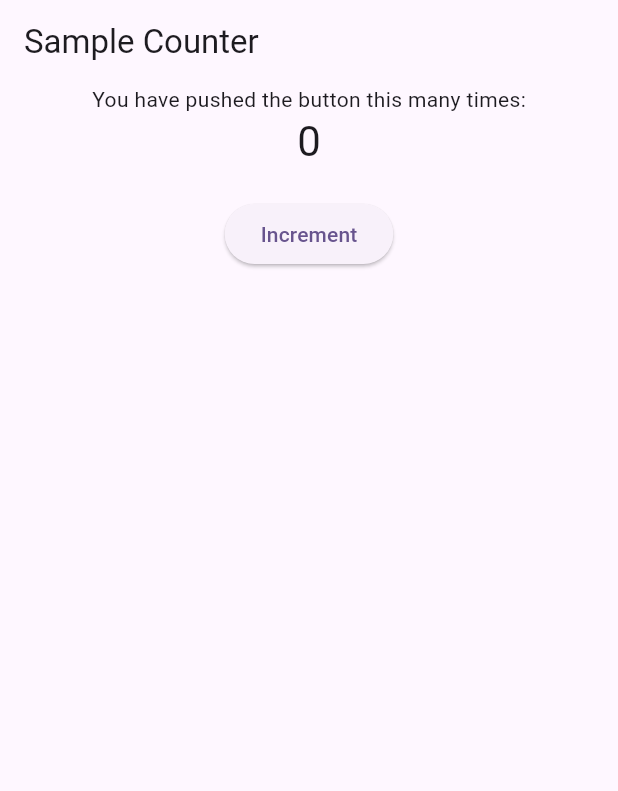
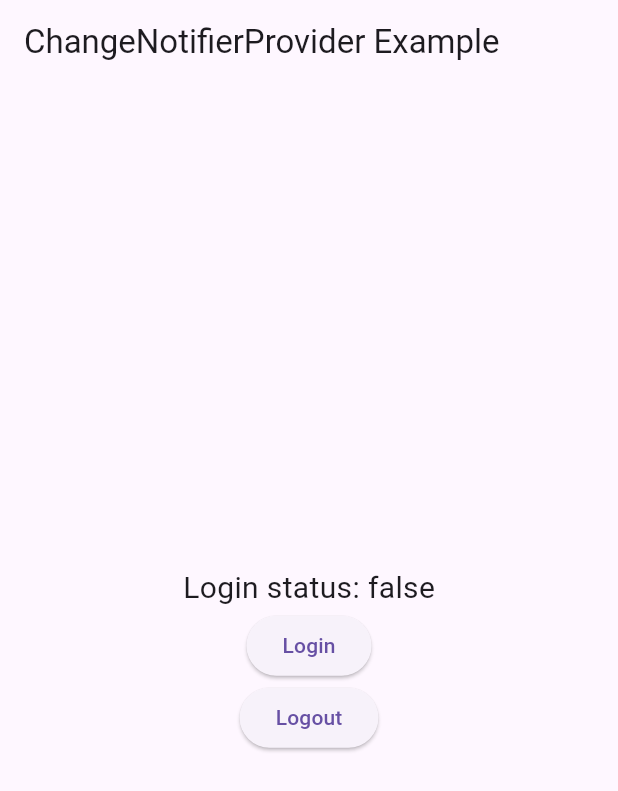
Before and after one commit to tendulkar/flutter_net_ninja, a Flutter app: the screen it shows after launch, on a phone screen of 412 x 824 dp. Shown: the top 791 px of the screen. Run offline on Flutter 3.47's test engine with Material 3 defaults, Android fonts, the phone set to English and light mode, and no system bars.

Commit message:
changes for inherited widgets and provider

```diff
--- /dev/null
+++ b/devtools_options.yaml
@@ -0,0 +1,3 @@
+description: This file stores settings for Dart & Flutter DevTools.
+documentation: https://docs.flutter.dev/tools/devtools/extensions#configure-extension-enablement-states
+extensions:
--- a/lib/main.dart
+++ b/lib/main.dart
@@ -1,12 +1,15 @@
 import 'package:flutter/material.dart';
 import 'package:flutter_net_ninja/counter_state.dart';
+import 'package:flutter_net_ninja/inherited_widgets/update_inhertied_widgets.dart';
+import 'package:flutter_net_ninja/provider/change_notifier_provider_example.dart';
 import 'animation/implicit_examples/index.dart';
 
 void main() async {
+  debugPrintRebuildDirtyWidgets = true;
   WidgetsFlutterBinding.ensureInitialized();
   // await Future.delayed(const Duration(seconds: 10));
   // Run the simple opacity tween example
-  runApp(const SampleCounterApp());
+  runApp(const ChangeNotifierExampleApp());
 }
 
 class MyApp extends StatelessWidget {
--- /dev/null
+++ b/lib/provider/change_notifier_provider_example.dart
@@ -0,0 +1,98 @@
+import 'package:flutter/material.dart';
+import 'package:provider/provider.dart';
+
+class ChangeNotifierExampleApp extends StatefulWidget {
+  const ChangeNotifierExampleApp({super.key});
+
+  @override
+  State<ChangeNotifierExampleApp> createState() =>
+      _ChangeNotifierExampleAppState();
+}
+
+class _ChangeNotifierExampleAppState extends State<ChangeNotifierExampleApp> {
+  @override
+  Widget build(BuildContext context) {
+    return MaterialApp(
+      home: Scaffold(
+        appBar: AppBar(title: const Text('ChangeNotifierProvider Example')),
+        body: const ChangeNotifierProviderExample(),
+      ),
+    );
+  }
+}
+
+class UserLogin extends ChangeNotifier {
+  bool _isLoggedIn = false;
+  bool get isLoggedIn => _isLoggedIn;
+  void login() {
+    _isLoggedIn = true;
+    notifyListeners();
+  }
+
+  void logout() {
+    _isLoggedIn = false;
+    notifyListeners();
+  }
+}
+
+// class ChangeNotifierProviderExample extends StatelessWidget {
+//   const ChangeNotifierProviderExample({super.key});
+
+//   @override
+//   Widget build(BuildContext context) {
+//     return ChangeNotifierProvider(
+//         create: (ctx) => UserLogin(),
+//         builder: (ctx, _) => Column(
+//               children: [
+//                 Text('Login Status: ${context.watch<UserLogin>().isLoggedIn}'),
+//                 ElevatedButton(
+//                   onPressed: () {
+//                     context.read<UserLogin>().login();
+//                   },
+//                   child: const Text('Login'),
+//                 ),
+//                 ElevatedButton(
+//                   onPressed: () {
+//                     context.read<UserLogin>().logout();
+//                   },
+//                   child: const Text('Logout'),
+//                 ),
+//               ],
+//             ));
+//   }
+// }
+
+class ChangeNotifierProviderExample extends StatelessWidget {
+  const ChangeNotifierProviderExample({super.key});
+
+  @override
+  Widget build(BuildContext context) {
+    return ChangeNotifierProvider(
+      create: (ctx) => UserLogin(),
+      child: const Center(child: ChangeNotifierColumn()),
+    );
+  }
+}
+
+class ChangeNotifierColumn extends StatelessWidget {
+  const ChangeNotifierColumn({super.key});
+
+  @override
+  Widget build(BuildContext context) {
+    return Column(
+      mainAxisAlignment: MainAxisAlignment.center,
+      children: [
+        Text("Login status: ${context.watch<UserLogin>().isLoggedIn}",
+            style: const TextStyle(fontSize: 20)),
+        ElevatedButton(
+          onPressed: () => context.read<UserLogin>().login(),
+          child: const Text("Login"),
+        ),
+        ElevatedButton(
+          onPressed: () => context.read<UserLogin>().logout(),
+          child: const Text("Logout"),
+        ),
+      ],
+    );
+  }
+}
--- a/pubspec.yaml
+++ b/pubspec.yaml
@@ -10,6 +10,7 @@ dependencies:
     sdk: flutter
   cupertino_icons: ^1.0.2
   flutter_displaymode: ^0.6.0
+  provider: ^6.1.2
 
 dev_dependencies:
   flutter_test:
```
Also changed, not shown: lib/counter_state.dart (+35 -6 lines), lib/inherited_widgets/update_inhertied_widgets.dart (added, +96 -0 lines), lib/temp/accordian.dart (added, +316 -0 lines), pubspec.lock, 4 other files.
